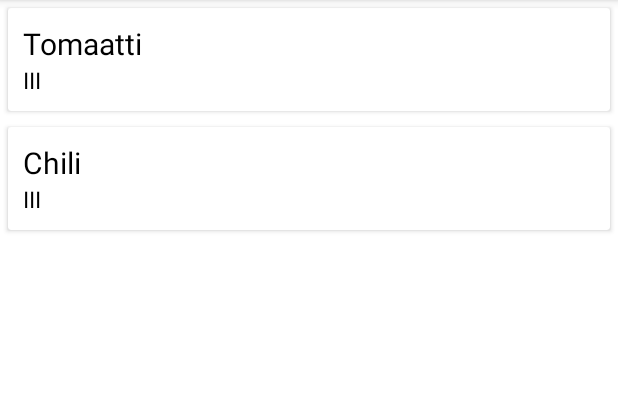
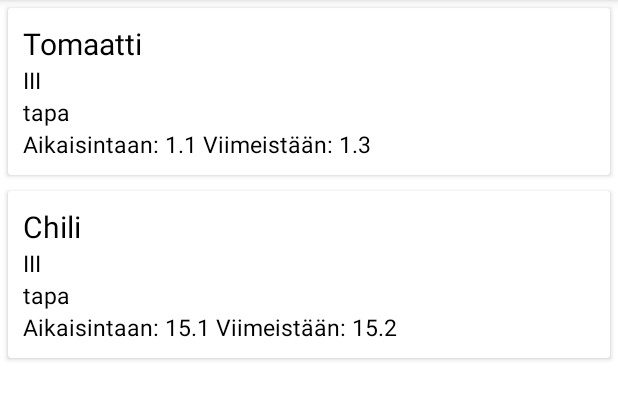
Before and after one commit to Vezki/OhjelmointiProjekti, an Android app: the IstutusAjat screen opened directly, with no data from a screen before it, on a phone screen of 412 x 824 dp, the part 84-504 px from its top. Run offline under Robolectric (Android 15) with nearby library versions, the phone set to English and light mode, and no system bars.

Commit message:
Tietojen haku istutusAjat-nakymaan

```diff
--- a/Appi/app/src/main/java/com/plantsit/koskaistutan/CustomAdapterMain.java
+++ b/Appi/app/src/main/java/com/plantsit/koskaistutan/CustomAdapterMain.java
@@ -17,16 +17,22 @@ public class CustomAdapterMain extends RecyclerView.Adapter<CustomAdapterMain.My
 
     ArrayList<String> kasviNimet;
     ArrayList<String> kasvuAlue;
+    ArrayList<String> aIstutusAika;
+    ArrayList<String> vIstutusAika;
 
     Context ctx;
 
-    public CustomAdapterMain(ArrayList<String> kasviNimet, ArrayList<String> kasvuAlue, Context ctx) {
+    public CustomAdapterMain(ArrayList<String> kasviNimet, ArrayList<String> kasvuAlue, ArrayList<String> aIstutusAika, ArrayList<String> vIstutusAika, Context ctx) {
 
         this.kasviNimet = kasviNimet;
         this.kasvuAlue = kasvuAlue;
+        this.aIstutusAika = aIstutusAika;
+        this.vIstutusAika = vIstutusAika;
         this.ctx = ctx;
 
     }
+
+
 
     @NonNull
     @Override
@@ -43,6 +49,7 @@ public class CustomAdapterMain extends RecyclerView.Adapter<CustomAdapterMain.My
 
         holder.kasvit.setText(kasviNimet.get(position));
         holder.alue.setText(kasvuAlue.get(position));
+        holder.aika.setText("Aikaisintaan: " + aIstutusAika.get(position) + " Viimeistään: " + vIstutusAika.get(position));
 
         holder.itemView.setOnClickListener(new View.OnClickListener() {
             @Override
@@ -62,13 +69,14 @@ public class CustomAdapterMain extends RecyclerView.Adapter<CustomAdapterMain.My
 
     public class MyViewHolder extends RecyclerView.ViewHolder {
 
-        TextView kasvit, alue;
+        TextView kasvit, alue, aika;
 
         public MyViewHolder(@NonNull View itemView) {
             super(itemView);
 
             kasvit = itemView.findViewById(R.id.kasvit);
             alue = itemView.findViewById(R.id.alue);
+            aika = itemView.findViewById(R.id.aika);
 
         }
     }
--- a/Appi/app/src/main/java/com/plantsit/koskaistutan/IstutusAjat.java
+++ b/Appi/app/src/main/java/com/plantsit/koskaistutan/IstutusAjat.java
@@ -22,6 +22,9 @@ public class IstutusAjat extends AppCompatActivity {
 
     ArrayList<String> kasviNimet = new ArrayList<>();
     ArrayList<String> kasvuAlue = new ArrayList<>();
+    ArrayList<String> istutusTapa = new ArrayList<>();
+    ArrayList<String> aIstutusAika = new ArrayList<>();
+    ArrayList<String> vIstutusAika = new ArrayList<>();
 
     @Override
     protected void onCreate(Bundle savedInstanceState) {
@@ -34,36 +37,47 @@ public class IstutusAjat extends AppCompatActivity {
 
         try {
 
-            JSONObject obj = new JSONObject(loadJSONfromAssets());
+            JSONObject objAsetukset = new JSONObject(loadJSONfromAssets("asetukset.json"));
+            JSONArray listaArray = objAsetukset .getJSONArray("lista");
+            JSONObject listaDetail = listaArray.getJSONObject(0);
+            JSONArray kasvitAsetuksetArray = listaDetail.getJSONArray("kasvit");
 
-            JSONArray listaArray = obj.getJSONArray("lista");
+            JSONObject objPlants = new JSONObject(loadJSONfromAssets("plants.json"));
+            JSONArray kasvitPlantsArray = objPlants.getJSONArray("kasvit");
 
 
-            JSONObject listaDetail = listaArray.getJSONObject(0);
-
-            JSONArray kasvitArray = listaDetail.getJSONArray("kasvit");
 
 
-            for (int i = 0; i < kasvitArray.length(); i++) {
-                kasviNimet.add(kasvitArray.getString(i));
+
+            for (int i = 0; i < kasvitAsetuksetArray.length(); i++) {
+                String tamanKasvinNimi = kasvitAsetuksetArray.getString(i);
+                kasviNimet.add(tamanKasvinNimi);
                 kasvuAlue.add(listaDetail.getString("alue"));
+                for(int y = 0; y < kasvitPlantsArray.length(); y++){
+                    JSONObject kasvitPlantsDetail = kasvitPlantsArray.getJSONObject(y);
+                    String kasvinNimiObjektissa = kasvitPlantsDetail.getString("kasvi");
+                   if(kasvinNimiObjektissa.equals(tamanKasvinNimi)){
+                       aIstutusAika.add(kasvitPlantsDetail.get("aikaisintaan").toString());
+                       vIstutusAika.add(kasvitPlantsDetail.get("viimeistaan").toString());
+                    }
+                }
             }
 
         } catch (JSONException e) {
             e.printStackTrace();
         }
 
-        CustomAdapterMain customAdapterMain = new CustomAdapterMain( kasviNimet, kasvuAlue, IstutusAjat.this);
+        CustomAdapterMain customAdapterMain = new CustomAdapterMain(kasviNimet, kasvuAlue, aIstutusAika, vIstutusAika, IstutusAjat.this);
         recyclerView.setAdapter(customAdapterMain);
     }
 
-    private String loadJSONfromAssets() {
+    private String loadJSONfromAssets(String tiedosto) {
 
         String json = null;
 
         try {
 
-            InputStream is = getAssets().open("asetukset.json");
+            InputStream is = getAssets().open(tiedosto);
             int size = is.available();
 
             byte[] buffer = new byte[size];
--- a/Appi/app/src/main/res/layout/kasvi_lista.xml
+++ b/Appi/app/src/main/res/layout/kasvi_lista.xml
@@ -28,6 +28,22 @@
             android:textColor="@color/black"
             android:textSize="15sp"/>
 
+        <TextView
+            android:layout_width="wrap_content"
+            android:layout_height="wrap_content"
+            android:id="@+id/tapa"
+            android:text="tapa"
+            android:textColor="@color/black"
+            android:textSize="15sp"/>
+
+        <TextView
+            android:layout_width="wrap_content"
+            android:layout_height="wrap_content"
+            android:id="@+id/aika"
+            android:text="istutusaika"
+            android:textColor="@color/black"
+            android:textSize="15sp"/>
+
     </LinearLayout>
 
 </androidx.cardview.widget.CardView>
```
